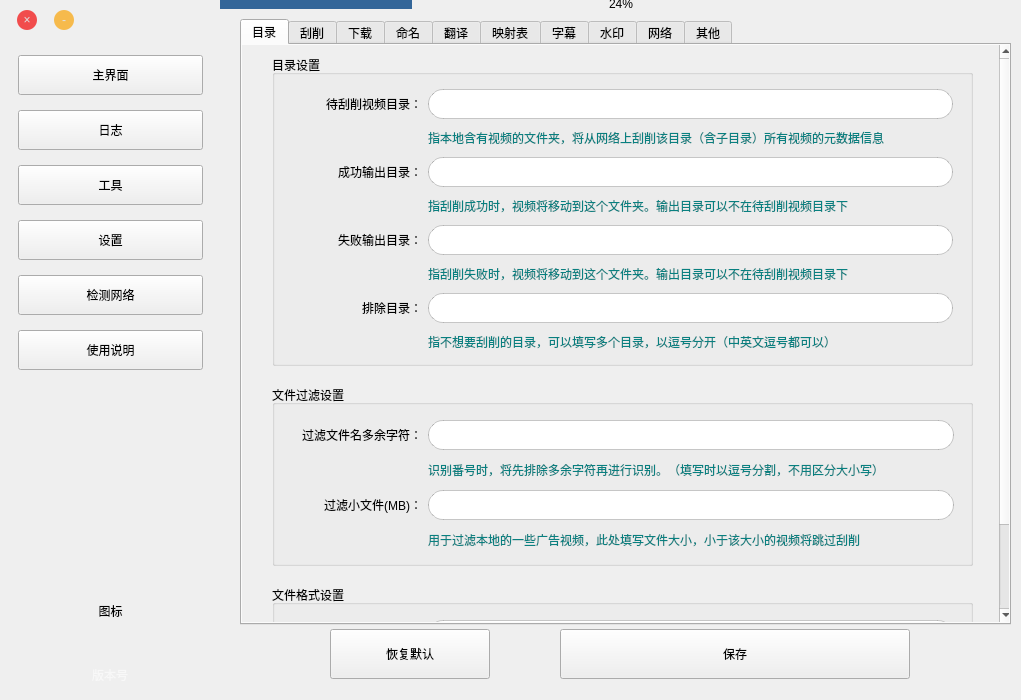
This is Ui/AVDC.ui in CdricZhang/AVDCx as Qt 5 draws it before an edit. The edited form follows.
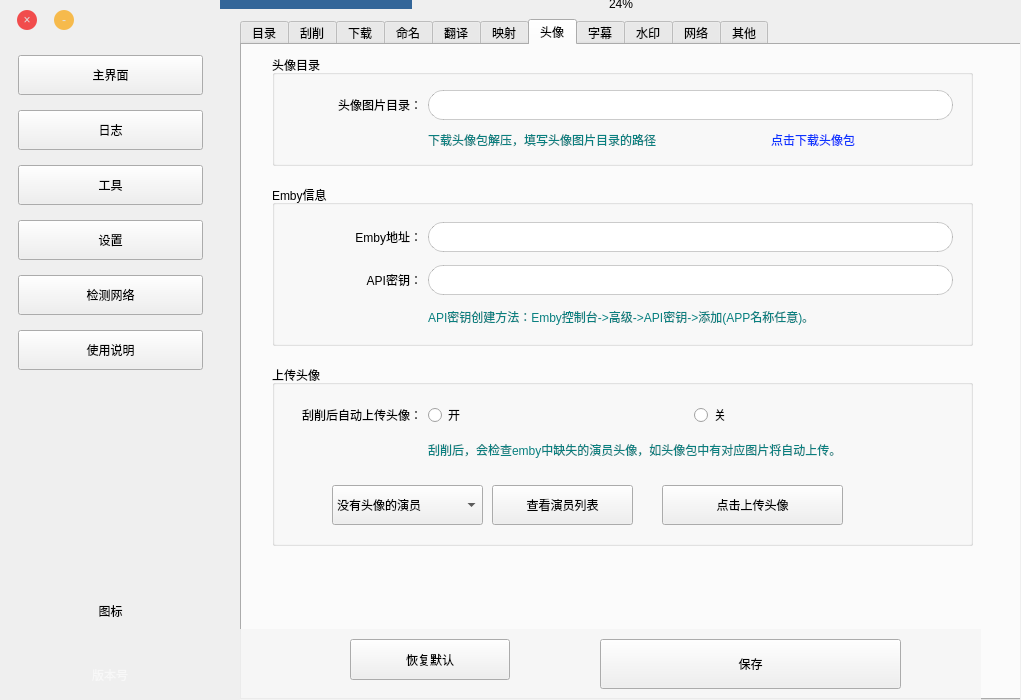
This is the edited form. The open tabs and pages were chosen to show the change. Icons and pictures are not drawn.

Patch:
```diff
--- a/Ui/AVDC.ui
+++ b/Ui/AVDC.ui
@@ -1294,50 +1294,6 @@
        </property>
        <property name="text">
         <string>刮削</string>
-       </property>
-      </widget>
-     </widget>
-     <widget class="QGroupBox" name="groupBox_12">
-      <property name="geometry">
-       <rect>
-        <x>10</x>
-        <y>350</y>
-        <width>751</width>
-        <height>191</height>
-       </rect>
-      </property>
-      <property name="styleSheet">
-       <string notr="true">font:&quot;Courier&quot;;</string>
-      </property>
-      <property name="title">
-       <string>Emby-演员头像</string>
-      </property>
-      <widget class="QPushButton" name="pushButton_add_actor_pic">
-       <property name="geometry">
-        <rect>
-         <x>20</x>
-         <y>30</y>
-         <width>181</width>
-         <height>40</height>
-        </rect>
-       </property>
-       <property name="text">
-        <string>添加头像</string>
-       </property>
-      </widget>
-      <widget class="QLineEdit" name="lineEdit_emby_url">
-       <property name="geometry">
-        <rect>
-         <x>310</x>
-         <y>30</y>
-         <width>421</width>
-         <height>30</height>
-        </rect>
-       </property>
-       <property name="styleSheet">
-        <string notr="true"> border: 1px solid rgba(0,0,0, 50);
- border-radius: 15px;
-</string>
        </property>
       </widget>
       <widget class="QLabel" name="label_3">
@@ -1356,28 +1312,29 @@
         <set>Qt::AlignLeading|Qt::AlignLeft|Qt::AlignVCenter</set>
        </property>
       </widget>
-      <widget class="QLabel" name="label_4">
+      <widget class="QLabel" name="label">
        <property name="geometry">
         <rect>
-         <x>230</x>
-         <y>74</y>
-         <width>80</width>
-         <height>30</height>
+         <x>60</x>
+         <y>250</y>
+         <width>611</width>
+         <height>41</height>
         </rect>
        </property>
        <property name="text">
-        <string>*API密钥：</string>
+        <string>选择文件后，选择「刮削网站」、填写「刮削网址」（该番号的网页地址）点击刮削即可！
+「影片番号」可不填写</string>
        </property>
        <property name="alignment">
         <set>Qt::AlignLeading|Qt::AlignLeft|Qt::AlignVCenter</set>
        </property>
       </widget>
-      <widget class="QLineEdit" name="lineEdit_api_key">
+      <widget class="QLineEdit" name="lineEdit_single_file_path">
        <property name="geometry">
         <rect>
-         <x>310</x>
-         <y>70</y>
-         <width>421</width>
+         <x>140</x>
+         <y>40</y>
+         <width>351</width>
          <height>30</height>
         </rect>
        </property>
@@ -1392,91 +1349,12 @@
         <rect>
          <x>230</x>
          <y>110</y>
-         <width>511</width>
-         <height>71</height>
-        </rect>
-       </property>
-       <property name="text">
-        <string>说明:
-   1、头像图片请放在程序目录(AVDCx目录)下的Actor目录中。
-   2、密钥创建方法：Emby控制台-&gt;高级-&gt;API密钥-&gt;添加(APP名称任意)。</string>
-       </property>
-      </widget>
-      <widget class="QPushButton" name="pushButton_show_pic_actor">
-       <property name="geometry">
-        <rect>
-         <x>19</x>
-         <y>130</y>
-         <width>181</width>
+         <width>151</width>
          <height>40</height>
         </rect>
        </property>
        <property name="text">
-        <string>查看</string>
-       </property>
-      </widget>
-      <widget class="QComboBox" name="comboBox_pic_actor">
-       <property name="geometry">
-        <rect>
-         <x>29</x>
-         <y>90</y>
-         <width>171</width>
-         <height>30</height>
-        </rect>
-       </property>
-       <item>
-        <property name="text">
-         <string>可添加头像的演员</string>
-        </property>
-       </item>
-       <item>
-        <property name="text">
-         <string>没有头像的演员</string>
-        </property>
-       </item>
-       <item>
-        <property name="text">
-         <string>已有头像的演员</string>
-        </property>
-       </item>
-       <item>
-        <property name="text">
-         <string>所有演员</string>
-        </property>
-       </item>
-      </widget>
-      <widget class="QLabel" name="label_download_acotr_zip">
-       <property name="geometry">
-        <rect>
-         <x>620</x>
-         <y>130</y>
-         <width>111</width>
-         <height>30</height>
-        </rect>
-       </property>
-       <property name="cursor">
-        <cursorShape>PointingHandCursor</cursorShape>
-       </property>
-       <property name="mouseTracking">
-        <bool>false</bool>
-       </property>
-       <property name="styleSheet">
-        <string notr="true">color: rgb(10, 52, 255);</string>
-       </property>
-       <property name="text">
-        <string>点此下载头像包</string>
-       </property>
-       <property name="scaledContents">
-        <bool>false</bool>
-       </property>
-       <property name="alignment">
-        <set>Qt::AlignLeading|Qt::AlignLeft|Qt::AlignVCenter</set>
-       </property>
-       <property name="openExternalLinks">
-        <bool>false</bool>
-       </property>
-       <property name="textInteractionFlags">
-        <set>Qt::TextBrowserInteraction</set>
+        <string>清空信息</string>
        </property>
       </widget>
      </widget>
@@ -1531,8 +1409,8 @@
        <rect>
         <x>0</x>
         <y>10</y>
-        <width>771</width>
-        <height>606</height>
+        <width>781</width>
+        <height>681</height>
        </rect>
       </property>
       <property name="accessibleDescription">
@@ -1575,7 +1453,7 @@
           <x>0</x>
           <y>0</y>
           <width>771</width>
-          <height>577</height>
+          <height>654</height>
          </rect>
         </property>
         <property name="frameShape">
@@ -1597,9 +1475,9 @@
          <property name="geometry">
           <rect>
            <x>0</x>
-           <y>0</y>
+           <y>-123</y>
            <width>771</width>
-           <height>680</height>
+           <height>777</height>
           </rect>
          </property>
          <widget class="QGroupBox" name="groupBox_16">
@@ -1891,7 +1769,7 @@
             <x>30</x>
             <y>540</y>
             <width>701</width>
-            <height>121</height>
+            <height>131</height>
            </rect>
           </property>
           <property name="styleSheet">
@@ -1906,7 +1784,7 @@
              <x>20</x>
              <y>30</y>
              <width>661</width>
-             <height>81</height>
+             <height>91</height>
             </rect>
            </property>
            <layout class="QGridLayout" name="gridLayout_16">
@@ -4906,7 +4784,7 @@
       </widget>
       <widget class="QWidget" name="tab_9">
        <attribute name="title">
-        <string>映射表</string>
+        <string>映射</string>
        </attribute>
        <widget class="QGroupBox" name="groupBox_75">
         <property name="geometry">
@@ -5174,6 +5052,439 @@
         </widget>
        </widget>
       </widget>
+      <widget class="QWidget" name="tab_5">
+       <attribute name="title">
+        <string>头像</string>
+       </attribute>
+       <widget class="QGroupBox" name="groupBox_42">
+        <property name="geometry">
+         <rect>
+          <x>30</x>
+          <y>10</y>
+          <width>701</width>
+          <height>111</height>
+         </rect>
+        </property>
+        <property name="styleSheet">
+         <string notr="true">font:&quot;Courier&quot;;</string>
+        </property>
+        <property name="title">
+         <string>头像目录</string>
+        </property>
+        <widget class="QWidget" name="gridLayoutWidget_24">
+         <property name="geometry">
+          <rect>
+           <x>20</x>
+           <y>30</y>
+           <width>661</width>
+           <height>71</height>
+          </rect>
+         </property>
+         <layout class="QGridLayout" name="gridLayout_24">
+          <item row="1" column="1">
+           <widget class="QLabel" name="label_77">
+            <property name="sizePolicy">
+             <sizepolicy hsizetype="Minimum" vsizetype="Fixed">
+              <horstretch>0</horstretch>
+              <verstretch>0</verstretch>
+             </sizepolicy>
+            </property>
+            <property name="styleSheet">
+             <string notr="true">color: rgb(8, 128, 128);</string>
+            </property>
+            <property name="text">
+             <string>下载头像包解压，填写头像图片目录的路径</string>
+            </property>
+           </widget>
+          </item>
+          <item row="0" column="0">
+           <widget class="QLabel" name="label_101">
+            <property name="sizePolicy">
+             <sizepolicy hsizetype="Fixed" vsizetype="Fixed">
+              <horstretch>0</horstretch>
+              <verstretch>0</verstretch>
+             </sizepolicy>
+            </property>
+            <property name="minimumSize">
+             <size>
+              <width>130</width>
+              <height>30</height>
+             </size>
+            </property>
+            <property name="layoutDirection">
+             <enum>Qt::LeftToRight</enum>
+            </property>
+            <property name="text">
+             <string>头像图片目录：</string>
+            </property>
+            <property name="alignment">
+             <set>Qt::AlignRight|Qt::AlignTrailing|Qt::AlignVCenter</set>
+            </property>
+           </widget>
+          </item>
+          <item row="0" column="1">
+           <widget class="QLineEdit" name="lineEdit_actor_photo_folder">
+            <property name="sizePolicy">
+             <sizepolicy hsizetype="Minimum" vsizetype="Fixed">
+              <horstretch>0</horstretch>
+              <verstretch>0</verstretch>
+             </sizepolicy>
+            </property>
+            <property name="minimumSize">
+             <size>
+              <width>300</width>
+              <height>30</height>
+             </size>
+            </property>
+            <property name="styleSheet">
+             <string notr="true"> font: &quot;Courier&quot;;
+ border: 1px solid rgba(0,0,0, 50);
+ border-radius: 15px;
+</string>
+            </property>
+           </widget>
+          </item>
+         </layout>
+        </widget>
+       </widget>
+       <widget class="QGroupBox" name="groupBox_43">
+        <property name="geometry">
+         <rect>
+          <x>30</x>
+          <y>140</y>
+          <width>701</width>
+          <height>161</height>
+         </rect>
+        </property>
+        <property name="styleSheet">
+         <string notr="true">font:&quot;Courier&quot;;</string>
+        </property>
+        <property name="title">
+         <string>Emby信息</string>
+        </property>
+        <widget class="QWidget" name="gridLayoutWidget_25">
+         <property name="geometry">
+          <rect>
+           <x>20</x>
+           <y>30</y>
+           <width>661</width>
+           <height>121</height>
+          </rect>
+         </property>
+         <layout class="QGridLayout" name="gridLayout_25">
+          <item row="1" column="1">
+           <widget class="QLineEdit" name="lineEdit_api_key">
+            <property name="sizePolicy">
+             <sizepolicy hsizetype="Minimum" vsizetype="Fixed">
+              <horstretch>0</horstretch>
+              <verstretch>0</verstretch>
+             </sizepolicy>
+            </property>
+            <property name="minimumSize">
+             <size>
+              <width>300</width>
+              <height>30</height>
+             </size>
+            </property>
+            <property name="styleSheet">
+             <string notr="true"> font: &quot;Courier&quot;;
+ border: 1px solid rgba(0,0,0, 50);
+ border-radius: 15px;
+</string>
+            </property>
+           </widget>
+          </item>
+          <item row="0" column="0">
+           <widget class="QLabel" name="label_104">
+            <property name="sizePolicy">
+             <sizepolicy hsizetype="Fixed" vsizetype="Fixed">
+              <horstretch>0</horstretch>
+              <verstretch>0</verstretch>
+             </sizepolicy>
+            </property>
+            <property name="minimumSize">
+             <size>
+              <width>130</width>
+              <height>30</height>
+             </size>
+            </property>
+            <property name="layoutDirection">
+             <enum>Qt::LeftToRight</enum>
+            </property>
+            <property name="frameShape">
+             <enum>QFrame::NoFrame</enum>
+            </property>
+            <property name="text">
+             <string>Emby地址：</string>
+            </property>
+            <property name="alignment">
+             <set>Qt::AlignRight|Qt::AlignTrailing|Qt::AlignVCenter</set>
+            </property>
+           </widget>
+          </item>
+          <item row="2" column="1">
+           <widget class="QLabel" name="label_105">
+            <property name="sizePolicy">
+             <sizepolicy hsizetype="Minimum" vsizetype="Fixed">
+              <horstretch>0</horstretch>
+              <verstretch>0</verstretch>
+             </sizepolicy>
+            </property>
+            <property name="styleSheet">
+             <string notr="true">color: rgb(8, 128, 128);</string>
+            </property>
+            <property name="text">
+             <string>API密钥创建方法：Emby控制台-&gt;高级-&gt;API密钥-&gt;添加(APP名称任意)。</string>
+            </property>
+           </widget>
+          </item>
+          <item row="0" column="1">
+           <widget class="QLineEdit" name="lineEdit_emby_url">
+            <property name="sizePolicy">
+             <sizepolicy hsizetype="Minimum" vsizetype="Fixed">
+              <horstretch>0</horstretch>
+              <verstretch>0</verstretch>
+             </sizepolicy>
+            </property>
+            <property name="minimumSize">
+             <size>
+              <width>300</width>
+              <height>30</height>
+             </size>
+            </property>
+            <property name="styleSheet">
+             <string notr="true"> font: &quot;Courier&quot;;
+ border: 1px solid rgba(0,0,0, 50);
+ border-radius: 15px;
+</string>
+            </property>
+           </widget>
+          </item>
+          <item row="1" column="0">
+           <widget class="QLabel" name="label_107">
+            <property name="sizePolicy">
+             <sizepolicy hsizetype="Fixed" vsizetype="Fixed">
+              <horstretch>0</horstretch>
+              <verstretch>0</verstretch>
+             </sizepolicy>
+            </property>
+            <property name="minimumSize">
+             <size>
+              <width>130</width>
+              <height>30</height>
+             </size>
+            </property>
+            <property name="layoutDirection">
+             <enum>Qt::LeftToRight</enum>
+            </property>
+            <property name="frameShape">
+             <enum>QFrame::NoFrame</enum>
+            </property>
+            <property name="text">
+             <string>API密钥：</string>
+            </property>
+            <property name="alignment">
+             <set>Qt::AlignRight|Qt::AlignTrailing|Qt::AlignVCenter</set>
+            </property>
+           </widget>
+          </item>
+         </layout>
+        </widget>
+       </widget>
+       <widget class="QGroupBox" name="groupBox_41">
+        <property name="geometry">
+         <rect>
+          <x>30</x>
+          <y>320</y>
+          <width>701</width>
+          <height>181</height>
+         </rect>
+        </property>
+        <property name="minimumSize">
+         <size>
+          <width>200</width>
+          <height>0</height>
+         </size>
+        </property>
+        <property name="maximumSize">
+         <size>
+          <width>739</width>
+          <height>16777215</height>
+         </size>
+        </property>
+        <property name="title">
+         <string>上传头像</string>
+        </property>
+        <widget class="QWidget" name="gridLayoutWidget_11">
+         <property name="geometry">
+          <rect>
+           <x>20</x>
+           <y>30</y>
+           <width>661</width>
+           <height>71</height>
+          </rect>
+         </property>
+         <layout class="QGridLayout" name="gridLayout_11">
+          <item row="0" column="1">
+           <layout class="QHBoxLayout" name="horizontalLayout_19">
+            <item>
+             <widget class="QRadioButton" name="radioButton_actor_photo_upload_on">
+              <property name="minimumSize">
+               <size>
+                <width>0</width>
+                <height>30</height>
+               </size>
+              </property>
+              <property name="text">
+               <string>开</string>
+              </property>
+             </widget>
+            </item>
+            <item>
+             <widget class="QRadioButton" name="radioButton_actor_photo_upload_off">
+              <property name="text">
+               <string>关</string>
+              </property>
+             </widget>
+            </item>
+           </layout>
+          </item>
+          <item row="0" column="0">
+           <widget class="QLabel" name="label_103">
+            <property name="sizePolicy">
+             <sizepolicy hsizetype="Fixed" vsizetype="Fixed">
+              <horstretch>0</horstretch>
+              <verstretch>0</verstretch>
+             </sizepolicy>
+            </property>
+            <property name="minimumSize">
+             <size>
+              <width>130</width>
+              <height>0</height>
+             </size>
+            </property>
+            <property name="layoutDirection">
+             <enum>Qt::RightToLeft</enum>
+            </property>
+            <property name="text">
+             <string>刮削后自动上传头像：</string>
+            </property>
+            <property name="alignment">
+             <set>Qt::AlignRight|Qt::AlignTrailing|Qt::AlignVCenter</set>
+            </property>
+           </widget>
+          </item>
+          <item row="1" column="1">
+           <widget class="QLabel" name="label_106">
+            <property name="sizePolicy">
+             <sizepolicy hsizetype="Minimum" vsizetype="Fixed">
+              <horstretch>0</horstretch>
+              <verstretch>0</verstretch>
+             </sizepolicy>
+            </property>
+            <property name="styleSheet">
+             <string notr="true">color: rgb(8, 128, 128);</string>
+            </property>
+            <property name="text">
+             <string>刮削后，会检查emby中缺失的演员头像，如头像包中有对应图片将自动上传。</string>
+            </property>
+           </widget>
+          </item>
+         </layout>
+        </widget>
+        <widget class="QPushButton" name="pushButton_add_actor_pic">
+         <property name="geometry">
+          <rect>
+           <x>390</x>
+           <y>120</y>
+           <width>181</width>
+           <height>40</height>
+          </rect>
+         </property>
+         <property name="text">
+          <string>点击上传头像</string>
+         </property>
+        </widget>
+        <widget class="QPushButton" name="pushButton_show_pic_actor">
+         <property name="geometry">
+          <rect>
+           <x>220</x>
+           <y>120</y>
+           <width>141</width>
+           <height>40</height>
+          </rect>
+         </property>
+         <property name="styleSheet">
+          <string notr="true"/>
+         </property>
+         <property name="text">
+          <string>查看演员列表</string>
+         </property>
+        </widget>
+        <widget class="QComboBox" name="comboBox_pic_actor">
+         <property name="geometry">
+          <rect>
+           <x>60</x>
+           <y>120</y>
+           <width>151</width>
+           <height>40</height>
+          </rect>
+         </property>
+         <item>
+          <property name="text">
+           <string>没有头像的演员</string>
+          </property>
+         </item>
+         <item>
+          <property name="text">
+           <string>已有头像的演员</string>
+          </property>
+         </item>
+         <item>
+          <property name="text">
+           <string>所有演员</string>
+          </property>
+         </item>
+        </widget>
+       </widget>
+       <widget class="QLabel" name="label_download_acotr_zip">
+        <property name="geometry">
+         <rect>
+          <x>520</x>
+          <y>80</y>
+          <width>93</width>
+          <height>30</height>
+         </rect>
+        </property>
+        <property name="sizePolicy">
+         <sizepolicy hsizetype="Fixed" vsizetype="Fixed">
+          <horstretch>0</horstretch>
+          <verstretch>0</verstretch>
+         </sizepolicy>
+        </property>
+        <property name="minimumSize">
+         <size>
+          <width>0</width>
+          <height>0</height>
+         </size>
+        </property>
+        <property name="cursor">
+         <cursorShape>OpenHandCursor</cursorShape>
+        </property>
+        <property name="layoutDirection">
+         <enum>Qt::RightToLeft</enum>
+        </property>
+        <property name="styleSheet">
+         <string notr="true">color: rgb(10, 52, 255);</string>
+        </property>
+        <property name="text">
+         <string>点击下载头像包</string>
+        </property>
+        <property name="alignment">
+         <set>Qt::AlignRight|Qt::AlignTrailing|Qt::AlignVCenter</set>
+        </property>
+       </widget>
+      </widget>
       <widget class="QWidget" name="tab_2">
        <attribute name="title">
         <string>字幕</string>
@@ -6523,35 +6834,48 @@
        </widget>
       </widget>
      </widget>
-     <widget class="QPushButton" name="pushButton_save_config">
+     <widget class="QLabel" name="label_4">
       <property name="geometry">
        <rect>
-        <x>320</x>
+        <x>0</x>
         <y>620</y>
-        <width>350</width>
-        <height>50</height>
+        <width>741</width>
+        <height>71</height>
        </rect>
       </property>
+      <property name="styleSheet">
+       <string notr="true">background-color: rgba(246, 246, 246, 220);</string>
+      </property>
       <property name="text">
-       <string>保存</string>
+       <string/>
       </property>
      </widget>
      <widget class="QPushButton" name="pushButton_init_config">
       <property name="geometry">
        <rect>
-        <x>90</x>
-        <y>620</y>
+        <x>110</x>
+        <y>630</y>
         <width>160</width>
-        <height>50</height>
+        <height>41</height>
        </rect>
       </property>
       <property name="text">
        <string>恢复默认</string>
       </property>
      </widget>
-     <zorder>tabWidget</zorder>
-     <zorder>pushButton_init_config</zorder>
-     <zorder>pushButton_save_config</zorder>
+     <widget class="QPushButton" name="pushButton_save_config">
+      <property name="geometry">
+       <rect>
+        <x>360</x>
+        <y>630</y>
+        <width>301</width>
+        <height>50</height>
+       </rect>
+      </property>
+      <property name="text">
+       <string>保存</string>
+      </property>
+     </widget>
     </widget>
     <widget class="QWidget" name="page_about">
      <widget class="QTextBrowser" name="textBrowser_about">
```
Left out of the diff: 779 changed lines with no effect on the pictures.
